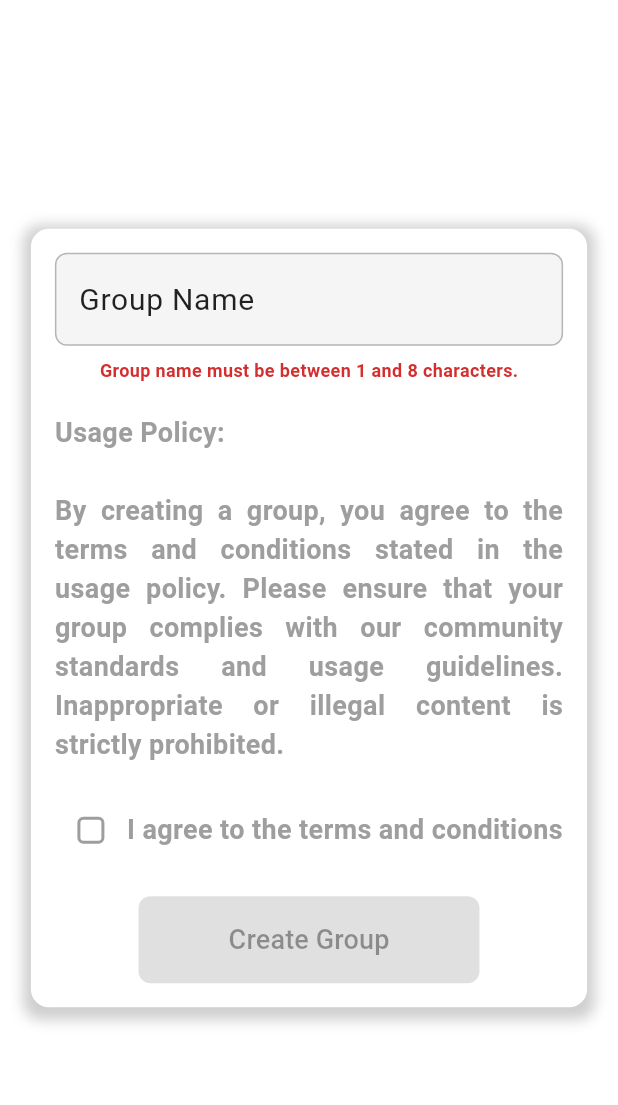
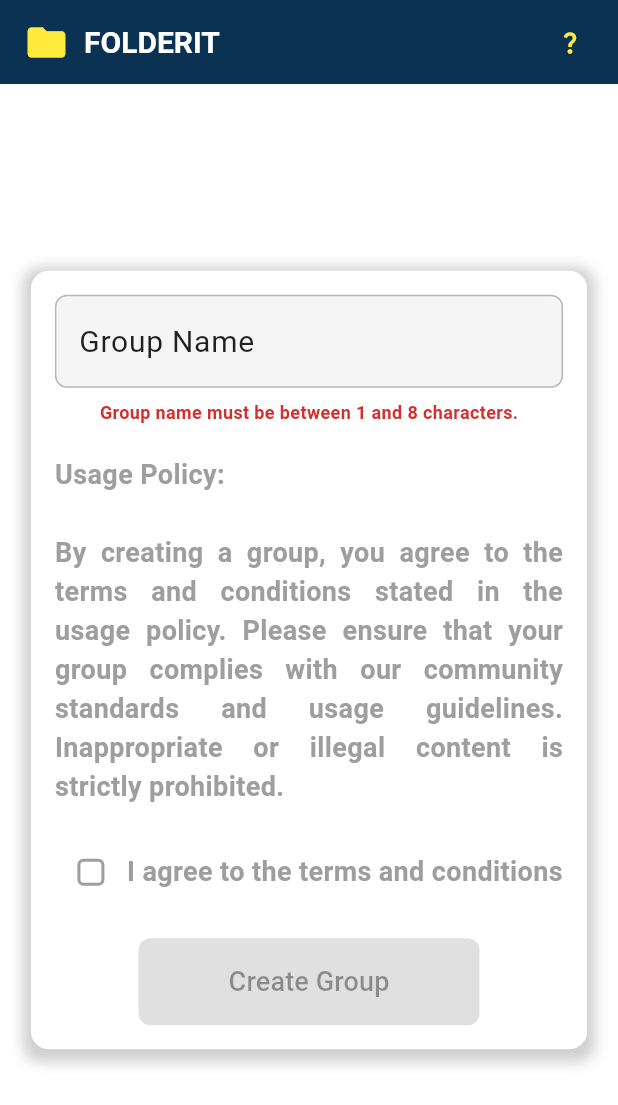
Before and after one commit to habeebandrew/folder_it, a Flutter app: the GroupCreationPage screen opened by its route, on a phone screen of 412 x 824 dp. Shown: the top 1105 px of the screen. Run offline on Flutter 3.47's test engine with Material 3 defaults, Android fonts, the phone set to English and light mode, and no system bars; our stand-ins replace badges, connectivity_plus, dartz, dotted_border, flutter_bloc, flutter_svg and 3 more; missing offline and left inert: dart:html, flutter_dropzone; accounts and stored records are empty; project files that could hold a hidden picture were left out.

Commit message:
update view_group :(filter) update groupcreation :(add appbar)

```diff
--- a/lib/features/Groups/presentation/pages/GroupCreationPage.dart
+++ b/lib/features/Groups/presentation/pages/GroupCreationPage.dart
@@ -289,7 +289,32 @@ class _GroupCreationPageState extends State<GroupCreationPage> {
 
   @override
   Widget build(BuildContext context) {
-    return Scaffold(
+    return Scaffold(appBar: AppBar(
+      //backgroundColor: Theme.of(context).primaryColor,
+      title: Row(
+        children: [
+          const Icon(Icons.folder, color: Colors.yellow, size: 30),
+          const SizedBox(width: 10),
+          Text(
+            "FOLDERIT",
+            style: TextStyle(
+              color: Colors.white,
+              fontSize: Theme.of(context).textTheme.bodyLarge!.fontSize,
+            ),
+          ),
+        ],
+      ),
+      actions: [
+        Tooltip(
+          message: 'Instructions',
+          child: TextButton(
+            onPressed: () {},
+            child:
+            const Icon(Icons.question_mark_sharp, color: Colors.yellow),
+          ),
+        ),
+      ],
+    ),
       body: LayoutBuilder(
         builder: (context, constraints) {
           return Padding(
```
Also changed, not shown: lib/features/Groups/presentation/pages/View_Groups.dart (+71 -71 lines).
